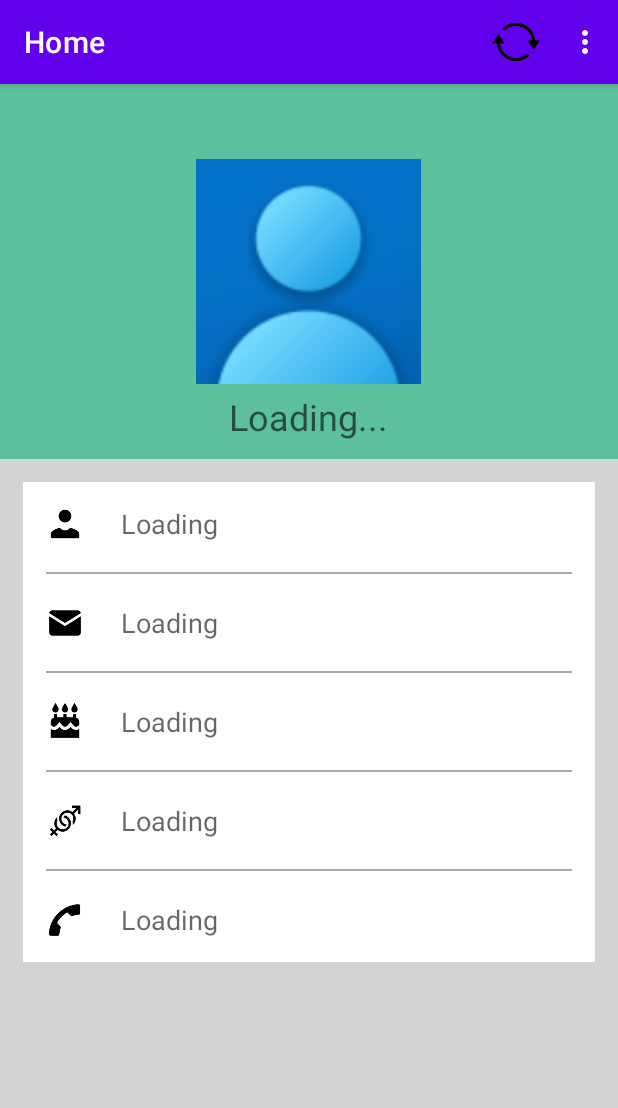
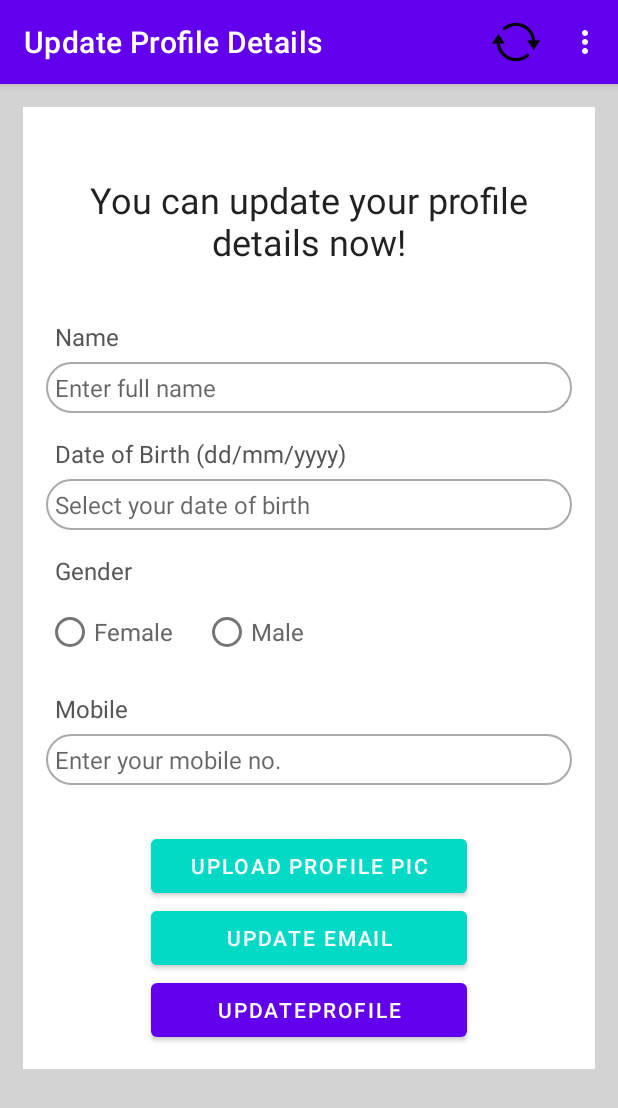
Before and after one commit to PhQuoc/Booking-Care-App, an Android app: the UserProfileActivity screen opened directly, with no data from a screen before it, in the options menu, after a tap on "Update Profile", on a phone screen of 412 x 824 dp. Shown: the top 1108 px of the screen. Run offline under Robolectric (Android 15) with nearby library versions, the phone set to English and light mode, and no system bars; our stand-ins replace Firebase (no records; nobody signed in at launch, a user with empty details on screens opened directly), Picasso.

Commit message:
first commit

```diff
--- a/app/src/main/AndroidManifest.xml
+++ b/app/src/main/AndroidManifest.xml
@@ -12,6 +12,9 @@
         android:supportsRtl="true"
         android:theme="@style/Theme.Question2"
         tools:targetApi="31">
+        <activity
+            android:name=".UpdateProfileActivity"
+            android:exported="false" />
         <activity
             android:name=".UploadProfilePicActivity"
             android:exported="false" />
--- /dev/null
+++ b/app/src/main/java/com/example/question2/UpdateProfileActivity.java
@@ -0,0 +1,275 @@
+package com.example.question2;
+
+import androidx.annotation.NonNull;
+import androidx.appcompat.app.AppCompatActivity;
+
+import android.app.DatePickerDialog;
+import android.content.Intent;
+import android.os.Bundle;
+import android.text.TextUtils;
+import android.util.Patterns;
+import android.view.Menu;
+import android.view.MenuItem;
+import android.view.View;
+import android.widget.Button;
+import android.widget.DatePicker;
+import android.widget.EditText;
+import android.widget.ProgressBar;
+import android.widget.RadioButton;
+import android.widget.RadioGroup;
+import android.widget.Toast;
+
+import com.google.android.gms.tasks.OnCompleteListener;
+import com.google.android.gms.tasks.Task;
+import com.google.firebase.auth.FirebaseAuth;
+import com.google.firebase.auth.FirebaseUser;
+import com.google.firebase.auth.UserProfileChangeRequest;
+import com.google.firebase.database.DataSnapshot;
+import com.google.firebase.database.DatabaseError;
+import com.google.firebase.database.DatabaseReference;
+import com.google.firebase.database.FirebaseDatabase;
+import com.google.firebase.database.ValueEventListener;
+
+import java.util.Calendar;
+import java.util.regex.Matcher;
+import java.util.regex.Pattern;
+
+public class UpdateProfileActivity extends AppCompatActivity {
+
+    private EditText editTextUpdateName, editTextUpdateDoB, editTextUpdateMobile;
+    private RadioGroup radioGroupUpdateGender;
+    private RadioButton radioButtonUpdateGenderSelected;
+    private String textFullName, textDoB, textGender, textMobile;
+    private FirebaseAuth authProfile;
+    private ProgressBar progressBar;
+
+    @Override
+    protected void onCreate(Bundle savedInstanceState) {
+        super.onCreate(savedInstanceState);
+        setContentView(R.layout.activity_update_profile);
+
+        getSupportActionBar().setTitle("Update Profile Details");
+
+        progressBar = findViewById(R.id.progressBar);
+        editTextUpdateName = findViewById(R.id.editText_update_profile_name);
+        editTextUpdateDoB = findViewById(R.id.editText_update_profile_dob);
+        editTextUpdateMobile = findViewById(R.id.editText_update_profile_mobile);
+
+        radioGroupUpdateGender = findViewById(R.id.radio_group_update_gender);
+
+        authProfile = FirebaseAuth.getInstance();
+        FirebaseUser firebaseUser = authProfile.getCurrentUser();
+
+        showProfile(firebaseUser);
+
+        Button buttonUploadProfilePic = findViewById(R.id.button_upload_profile_pic);
+        buttonUploadProfilePic.setOnClickListener(new View.OnClickListener() {
+            @Override
+            public void onClick(View v) {
+                Intent intent = new Intent(UpdateProfileActivity.this, UploadProfilePicActivity.class);
+                startActivity(intent);
+                finish();
+            }
+        });
+        //Update Email
+       /* Button buttonUpdateEmail = findViewById(R.id.button_profile_update_email);
+        buttonUpdateEmail.setOnClickListener(new View.OnClickListener() {
+            @Override
+            public void onClick(View v) {
+                Intent intent = new Intent(UpdateProfileActivity.this, UpdateEmailActivity.class);
+                startActivity(intent);
+                finish();
+            }
+        }); */
+        editTextUpdateDoB.setOnClickListener(new View.OnClickListener() {
+            @Override
+            public void onClick(View view) {
+                String textSADoB[] = textDoB.split("/");
+
+                int day = Integer.parseInt(textSADoB[0]);
+                int month = Integer.parseInt(textSADoB[1]) - 1;
+                int year = Integer.parseInt(textSADoB[2]);
+
+                DatePickerDialog picker;
+
+                picker = new DatePickerDialog(UpdateProfileActivity.this, new DatePickerDialog.OnDateSetListener() {
+                    @Override
+                    public void onDateSet(DatePicker view, int year, int month, int dayOfMonth) {
+                        editTextUpdateDoB.setText(dayOfMonth + "/"+(month + 1) +"/"+ year);
+
+                    }
+                },year ,month, day);
+                picker.show();
+            }
+        });
+
+        Button buttonUpdateProfile = findViewById(R.id.button_update_profile);
+        buttonUpdateProfile.setOnClickListener(new View.OnClickListener() {
+            @Override
+            public void onClick(View v) {
+                updateProfile(firebaseUser);
+            }
+        });
+
+    }
+
+    private void updateProfile(FirebaseUser firebaseUser) {
+        int selectedGenderID = radioGroupUpdateGender.getCheckedRadioButtonId();
+        radioButtonUpdateGenderSelected = findViewById(selectedGenderID);
+
+        String mobileRegex = "[0][0-9]{9}";
+        Matcher mobileMatcher;
+        Pattern mobilePattern = Pattern.compile(mobileRegex);
+        mobileMatcher = mobilePattern.matcher(textMobile);
+
+        if (TextUtils.isEmpty(textFullName)){
+            Toast.makeText(UpdateProfileActivity.this, "Please enter your full name", Toast.LENGTH_LONG).show();
+            editTextUpdateName.setError("Full Name is required");
+            editTextUpdateName.requestFocus();
+        } else if (TextUtils.isEmpty(textDoB)) {
+            Toast.makeText(UpdateProfileActivity.this, "Please enter your date of birth", Toast.LENGTH_LONG).show();
+            editTextUpdateDoB.setError("Date of Birth required");
+            editTextUpdateDoB.requestFocus();
+        } else if (TextUtils.isEmpty(radioButtonUpdateGenderSelected.getText())){
+            Toast.makeText(UpdateProfileActivity.this, "Please select your gender", Toast.LENGTH_LONG).show();
+            radioButtonUpdateGenderSelected.setError("Gender is required");
+            radioButtonUpdateGenderSelected.requestFocus();
+        } else if (TextUtils.isEmpty(textMobile)) {
+            Toast.makeText(UpdateProfileActivity.this, "Please enter your mobile no.", Toast.LENGTH_LONG).show();
+            editTextUpdateMobile.setError("Mobile No. is required");
+            editTextUpdateMobile.requestFocus();
+        } else if (textMobile.length() !=10) {
+            Toast.makeText(UpdateProfileActivity.this, "Please re-enter your mobile no.", Toast.LENGTH_LONG).show();
+            editTextUpdateMobile.setError("Mobile No. should be 10 digits");
+            editTextUpdateMobile.requestFocus();
+        }else if(!mobileMatcher.find()){
+            Toast.makeText(UpdateProfileActivity.this, "Please re-enter your mobile no.", Toast.LENGTH_LONG).show();
+            editTextUpdateMobile.setError("Mobile No. not valid");
+            editTextUpdateMobile.requestFocus();
+        } else {
+            textGender = radioButtonUpdateGenderSelected.getText().toString();
+            textFullName = editTextUpdateName.getText().toString();
+            textDoB = editTextUpdateDoB.getText().toString();
+            textMobile = editTextUpdateMobile.getText().toString();
+
+            ReadWriteUserDetails writeUserDetails = new ReadWriteUserDetails(textDoB, textGender, textMobile);
+
+            DatabaseReference referenceProfile = FirebaseDatabase.getInstance().getReference("Registered Users");
+
+            String userID = firebaseUser.getUid();
+
+            progressBar.setVisibility(View.VISIBLE);
+
+            referenceProfile.child(userID).setValue(writeUserDetails).addOnCompleteListener(new OnCompleteListener<Void>() {
+                @Override
+                public void onComplete(@NonNull Task<Void> task) {
+                    if (task.isSuccessful()){
+
+                        UserProfileChangeRequest profileUpdates = new UserProfileChangeRequest.Builder().
+                                setDisplayName(textFullName).build();
+                        firebaseUser.updateProfile(profileUpdates);
+
+                        Toast.makeText(UpdateProfileActivity.this, "Update Successful!", Toast.LENGTH_LONG).show();
+
+                        Intent intent = new Intent(UpdateProfileActivity.this, UserProfileActivity.class);
+                        intent.setFlags(Intent.FLAG_ACTIVITY_CLEAR_TOP |
+                                Intent.FLAG_ACTIVITY_CLEAR_TASK | Intent.FLAG_ACTIVITY_NEW_TASK);
+                        startActivity(intent);
+                        finish();
+                    } else {
+                        try {
+                            throw task.getException();
+                        } catch (Exception e){
+                            Toast.makeText(UpdateProfileActivity.this, e.getMessage(), Toast.LENGTH_SHORT).show();
+                        }
+                    }
+                    progressBar.setVisibility(View.GONE);
+                }
+            });
+        }
+    }
+
+    private void showProfile(FirebaseUser firebaseUser) {
+        String userIDofRegistered = firebaseUser.getUid();
+
+        DatabaseReference referenceProfile = FirebaseDatabase.getInstance().getReference("Registered Users");
+
+        progressBar.setVisibility(View.VISIBLE);
+
+        referenceProfile.child(userIDofRegistered).addListenerForSingleValueEvent(new ValueEventListener() {
+            @Override
+            public void onDataChange(@NonNull DataSnapshot snapshot) {
+                ReadWriteUserDetails readUserDetails = snapshot.getValue(ReadWriteUserDetails.class);
+                if (readUserDetails != null) {
+                    textFullName = firebaseUser.getDisplayName();
+                    textDoB = readUserDetails.doB;
+                    textGender = readUserDetails.gender;
+                    textMobile = readUserDetails.mobile;
+
+                    editTextUpdateName.setText(textFullName);
+                    editTextUpdateDoB.setText(textDoB);
+                    editTextUpdateMobile.setText(textMobile);
+
+                    if (textGender.equals("Male")){
+                        radioButtonUpdateGenderSelected = findViewById(R.id.radio_male);
+                    } else {
+                        radioButtonUpdateGenderSelected = findViewById(R.id.radio_female);
+                    }
+                    radioButtonUpdateGenderSelected.setChecked(true);
+                } else {
+                    Toast.makeText(UpdateProfileActivity.this, "Something went wrong!", Toast.LENGTH_LONG).show();
+                }
+                progressBar.setVisibility(View.GONE);
+            }
+
+            @Override
+            public void onCancelled(@NonNull DatabaseError error) {
+                Toast.makeText(UpdateProfileActivity.this, "Something went wrong!", Toast.LENGTH_LONG).show();
+                progressBar.setVisibility(View.GONE);
+            }
+        });
+    }
+
+    @Override
+    public boolean onCreateOptionsMenu(Menu menu) {
+        getMenuInflater().inflate(R.menu.common_menu, menu);
+        return super.onCreateOptionsMenu(menu);
+    }
+
+    @Override
+    public boolean onOptionsItemSelected(@NonNull MenuItem item) {
+        int id = item.getItemId();
+
+        if (id == R.id.menu_refresh){
+            startActivity(getIntent());
+            finish();
+            overridePendingTransition(0, 0);
+        } else if (id == R.id.menu_update_profile){
+            Intent intent = new Intent(UpdateProfileActivity.this, UpdateProfileActivity.class);
+            startActivity(intent);
+            finish();
+        } /*else if (id == R.id.menu_update_email){
+            Intent intent = new Intent(UserProfileActivity.this, UpdateEmailActivity.class);
+            startActivity(intent);
+        } else if (id == R.id.menu_settings){
+            Toast.makeText(UserProfileActivity.this, "menu_settings", Toast.LENGTH_SHORT).show();
+        } else if (id == R.id.menu_change_password){
+            Intent intent = new Intent(UserProfileActivity.this, ChangePasswordActivity.class);
+            startActivity(intent);
+        } else if (id == R.id.menu_delete_profile) {
+            Intent intent = new Intent(UserProfileActivity.this, DeleteProfileActivity.class);
+            startActivity(intent);
+        } */else if (id == R.id.menu_logout){
+            authProfile.signOut();
+            Toast.makeText(UpdateProfileActivity.this, "Logged Out", Toast.LENGTH_LONG).show();
+            Intent intent = new Intent(UpdateProfileActivity.this, MainActivity.class);
+
+            intent.setFlags(Intent.FLAG_ACTIVITY_CLEAR_TOP | Intent.FLAG_ACTIVITY_CLEAR_TASK | Intent.FLAG_ACTIVITY_NEW_TASK);
+            startActivity(intent);
+            finish();
+        } else {
+            Toast.makeText(UpdateProfileActivity.this, "Something went wrong! ", Toast.LENGTH_LONG).show();
+        }
+        return super.onOptionsItemSelected(item);
+    }
+}
--- a/app/src/main/java/com/example/question2/UserProfileActivity.java
+++ b/app/src/main/java/com/example/question2/UserProfileActivity.java
@@ -152,10 +152,10 @@ public class UserProfileActivity extends AppCompatActivity {
             startActivity(getIntent());
             finish();
             overridePendingTransition(0, 0);
-        }/* else if (id == R.id.menu_update_profile){
+        } else if (id == R.id.menu_update_profile){
             Intent intent = new Intent(UserProfileActivity.this, UpdateProfileActivity.class);
             startActivity(intent);
-        } else if (id == R.id.menu_update_email){
+        }/* else if (id == R.id.menu_update_email){
             Intent intent = new Intent(UserProfileActivity.this, UpdateEmailActivity.class);
             startActivity(intent);
         } else if (id == R.id.menu_settings){
--- /dev/null
+++ b/app/src/main/res/layout/activity_update_profile.xml
@@ -0,0 +1,171 @@
+<?xml version="1.0" encoding="utf-8"?>
+<ScrollView xmlns:android="http://schemas.android.com/apk/res/android"
+    xmlns:app="http://schemas.android.com/apk/res-auto"
+    xmlns:tools="http://schemas.android.com/tools"
+    android:layout_width="match_parent"
+    android:layout_height="match_parent"
+    tools:context=".UpdateProfileActivity"
+    android:background="@color/light_gray">
+
+    <RelativeLayout
+        android:layout_width="match_parent"
+        android:layout_height="wrap_content"
+        android:padding="15dp"
+        android:layout_margin="15dp"
+        android:background="@color/white">
+
+        <TextView
+            android:layout_width="match_parent"
+            android:layout_height="wrap_content"
+            android:id="@+id/textView_update_profile_head"
+            android:layout_marginTop="30dp"
+            android:text="You can update your profile details now!"
+            android:textAlignment="center"
+            android:textAppearance="@style/TextAppearance.AppCompat.Headline"/>
+
+        <TextView
+            android:layout_width="match_parent"
+            android:layout_height="wrap_content"
+            android:id="@id/textView_update_profile_name"
+            android:layout_below="@id/textView_update_profile_head"
+            android:text="Name"
+            android:layout_marginTop="30dp"
+            android:padding="6dp"
+            android:textSize="16sp"
+            android:textColor="#555555"/>
+
+        <EditText
+            android:layout_width="match_parent"
+            android:layout_height="wrap_content"
+            android:id="@id/editText_update_profile_name"
+            android:layout_below="@id/textView_update_profile_name"
+            android:background="@drawable/border"
+            android:inputType="textPersonName"
+            android:padding="6dp"
+            android:textSize="16sp"
+            android:hint="Enter full name"/>
+
+        <TextView
+            android:layout_width="match_parent"
+            android:layout_height="wrap_content"
+            android:id="@id/textView_update_profile_dob"
+            android:layout_below="@id/editText_update_profile_name"
+            android:text="Date of Birth (dd/mm/yyyy)"
+            android:layout_marginTop="10dp"
+            android:padding="6dp"
+            android:textSize="16sp"
+            android:textColor="#555555"/>
+
+        <EditText
+            android:layout_width="match_parent"
+            android:layout_height="wrap_content"
+            android:id="@id/editText_update_profile_dob"
+            android:layout_below="@id/textView_update_profile_dob"
+            android:background="@drawable/border"
+            android:inputType="date"
+            android:padding="6dp"
+            android:focusable="false"
+            android:textSize="16sp"
+            android:hint="Select your date of birth"/>
+
+        <TextView
+            android:layout_width="match_parent"
+            android:layout_height="wrap_content"
+            android:id="@id/textView_update_profile_gender"
+            android:layout_below="@id/editText_update_profile_dob"
+            android:text="Gender"
+            android:layout_marginTop="10dp"
+            android:padding="6dp"
+            android:textSize="16sp"
+            android:textColor="#555555"/>
+
+        <RadioGroup
+            android:layout_width="match_parent"
+            android:layout_height="wrap_content"
+            android:id="@+id/radio_group_update_gender"
+            android:layout_below="@id/textView_update_profile_gender"
+            android:orientation="horizontal">
+
+            <RadioButton
+                android:layout_width="wrap_content"
+                android:layout_height="wrap_content"
+                android:id="@+id/radio_female"
+                android:text="Female"
+                android:textSize="16sp"
+                android:textColor="#666666"/>
+
+            <RadioButton
+                android:layout_width="wrap_content"
+                android:layout_height="wrap_content"
+                android:id="@+id/radio_male"
+                android:text="Male"
+                android:textSize="16sp"
+                android:layout_marginLeft="20dp"
+                android:textColor="#666666"/>
+        </RadioGroup>
+
+        <TextView
+            android:layout_width="match_parent"
+            android:layout_height="wrap_content"
+            android:id="@id/textView_update_profile_mobile"
+            android:layout_below="@id/radio_group_update_gender"
+            android:text="Mobile"
+            android:layout_marginTop="10dp"
+            android:padding="6dp"
+            android:textSize="16sp"
+            android:textColor="#555555"/>
+
+        <EditText
+            android:layout_width="match_parent"
+            android:layout_height="wrap_content"
+            android:id="@id/editText_update_profile_mobile"
+            android:layout_below="@id/textView_update_profile_mobile"
+            android:background="@drawable/border"
+            android:inputType="phone"
+            android:padding="6dp"
+            android:textSize="16sp"
+            android:hint="Enter your mobile no."/>
+
+        <Button
+            android:layout_width="match_parent"
+            android:layout_height="wrap_content"
+            android:id="@+id/button_upload_profile_pic"
+            android:text="Upload profile pic"
+            android:layout_marginTop="30dp"
+            android:layout_marginLeft="70dp"
+            android:layout_marginRight="70dp"
+            android:layout_below="@id/editText_update_profile_mobile"
+            android:backgroundTint="@color/teal_200"/>
+
+        <Button
+            android:layout_width="match_parent"
+            android:layout_height="wrap_content"
+            android:id="@+id/button_profile_update_email"
+            android:text="Update Email"
+            android:layout_marginLeft="70dp"
+            android:layout_marginRight="70dp"
+            android:layout_below="@id/button_upload_profile_pic"
+            android:backgroundTint="@color/teal_200"/>
+
+        <Button
+            android:layout_width="match_parent"
+            android:layout_height="wrap_content"
+            android:id="@+id/button_update_profile"
+            android:text="UpdateProfile"
+            android:layout_marginLeft="70dp"
+            android:layout_marginRight="70dp"
+            android:layout_below="@id/button_profile_update_email" />
+
+        <ProgressBar
+            android:layout_width="wrap_content"
+            android:layout_height="wrap_content"
+            style="?android:attr/progressBarStyleLarge"
+            android:layout_centerVertical="true"
+            android:layout_centerHorizontal="true"
+            android:elevation="10dp"
+            android:visibility="gone"
+            android:id="@+id/progressBar"/>
+
+    </RelativeLayout>
+
+</ScrollView>
--- a/app/src/main/res/values/ids.xml
+++ b/app/src/main/res/values/ids.xml
@@ -3,4 +3,11 @@
     <item name="textView_password_reset_head" type="id" />
     <item name="editText_password_reset_email" type="id" />
     <item name="upload_pic_button" type="id" />
+    <item name="textView_update_profile_name" type="id" />
+    <item name="editText_update_profile_name" type="id" />
+    <item name="textView_update_profile_dob" type="id" />
+    <item name="editText_update_profile_dob" type="id" />
+    <item name="textView_update_profile_gender" type="id" />
+    <item name="textView_update_profile_mobile" type="id" />
+    <item name="editText_update_profile_mobile" type="id" />
 </resources>
```
Also changed, not shown: app/src/main/java/com/example/question2/UploadProfilePicActivity.java (+4 -3 lines).
